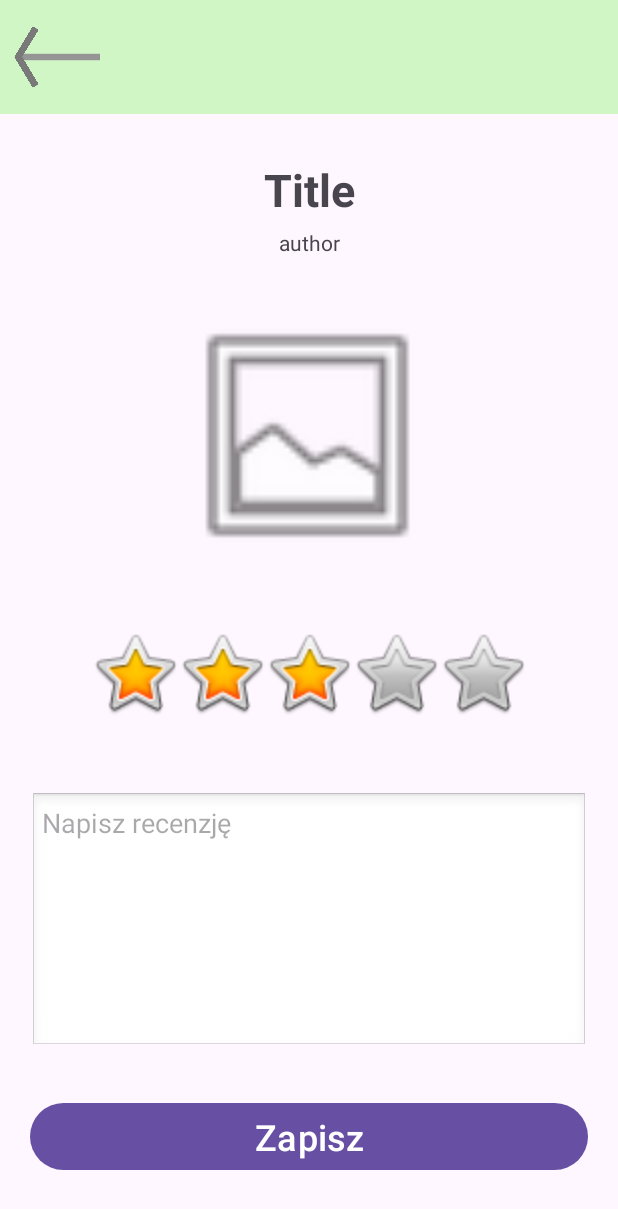
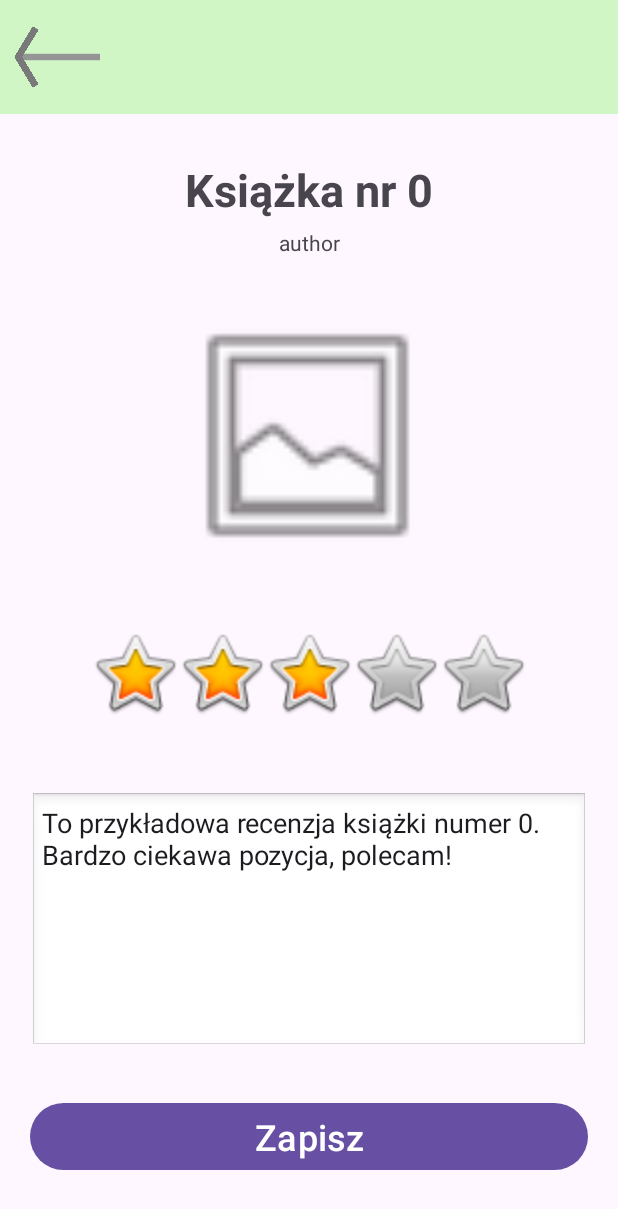
Before and after one commit to Michal1414/ksiazki, an Android app: the screen it shows after launch (ReviewActivity), after a tap on an icon or button, on a phone screen of 412 x 824 dp. Shown: the top 1209 px of the screen. Run offline under Robolectric (Android 15) with nearby library versions, the phone set to English and light mode, and no system bars.

Commit message:
passing values to ReviewActivity

```diff
--- a/app/src/main/java/com/example/books/MainActivity.kt
+++ b/app/src/main/java/com/example/books/MainActivity.kt
@@ -5,6 +5,7 @@ import android.widget.Button
 import androidx.appcompat.app.AppCompatActivity
 import androidx.recyclerview.widget.LinearLayoutManager
 import androidx.recyclerview.widget.RecyclerView
+import kotlin.random.Random
 
 class MainActivity : AppCompatActivity() {
 
@@ -27,7 +28,8 @@ class MainActivity : AppCompatActivity() {
                         date = "2025-11-${(1..30).random()}",
                         title = "Książka nr $i",
                         description = "To przykładowa recenzja książki numer $i. Bardzo ciekawa pozycja, polecam!",
-                        bookCover = android.R.drawable.ic_menu_gallery
+                        bookCover = android.R.drawable.ic_menu_gallery,
+                        rating = Random.nextInt(0, 6)
                     )
                 )
             }
--- a/app/src/main/java/com/example/books/ReviewActivity.kt
+++ b/app/src/main/java/com/example/books/ReviewActivity.kt
@@ -1,6 +1,11 @@
 package com.example.books
 
+import android.content.Intent
 import android.os.Bundle
+import android.widget.Button
+import android.widget.ImageButton
+import android.widget.ImageView
+import android.widget.TextView
 import androidx.activity.enableEdgeToEdge
 import androidx.appcompat.app.AppCompatActivity
 import androidx.core.view.ViewCompat
@@ -16,5 +21,31 @@ class ReviewActivity : AppCompatActivity() {
             v.setPadding(systemBars.left, systemBars.top, systemBars.right, systemBars.bottom)
             insets
         }
+
+        val imageBook: ImageView = findViewById(R.id.bookCoverImg)
+        val title: TextView = findViewById(R.id.titleText)
+        val description: TextView = findViewById(R.id.myReviewEditText)
+        var rating: Int;
+
+        val bundle = intent.extras
+        if (bundle != null) {
+            imageBook.setImageResource(bundle.getInt("bookCover"))
+            title.text = bundle.getString("title")
+            description.text = bundle.getString("description")
+            rating = bundle.getInt("rating", 0)
+        }
+
+
+
+
+
+
+        val backBtn = findViewById<ImageButton>(R.id.arrowBackBtn)
+
+        backBtn.setOnClickListener {
+            val intent = Intent(this, MainActivity::class.java)
+            startActivity(intent)
+        }
+
     }
 }
--- a/app/src/main/java/com/example/books/ReviewAdapter.kt
+++ b/app/src/main/java/com/example/books/ReviewAdapter.kt
@@ -33,7 +33,6 @@ class ReviewAdapter(private val reviewList: List<ReviewModel>) :
         holder.userName.text = item.userName
         holder.date.text = item.date
 
-        // Add click listener to the whole item
         holder.itemView.setOnClickListener {
             val context = holder.itemView.context
             val intent = Intent(context, ReviewActivity::class.java)
@@ -43,6 +42,7 @@ class ReviewAdapter(private val reviewList: List<ReviewModel>) :
             intent.putExtra("description", item.description)
             intent.putExtra("userName", item.userName)
             intent.putExtra("date", item.date)
+            intent.putExtra("rating", item.rating)
 
             context.startActivity(intent)
         }
--- a/app/src/main/java/com/example/books/ReviewModel.kt
+++ b/app/src/main/java/com/example/books/ReviewModel.kt
@@ -5,5 +5,6 @@ data class ReviewModel(
     val date: String,
     val title: String,
     val description: String,
-    val bookCover: Int
+    val bookCover: Int,
+    val rating: Int
 )
```
